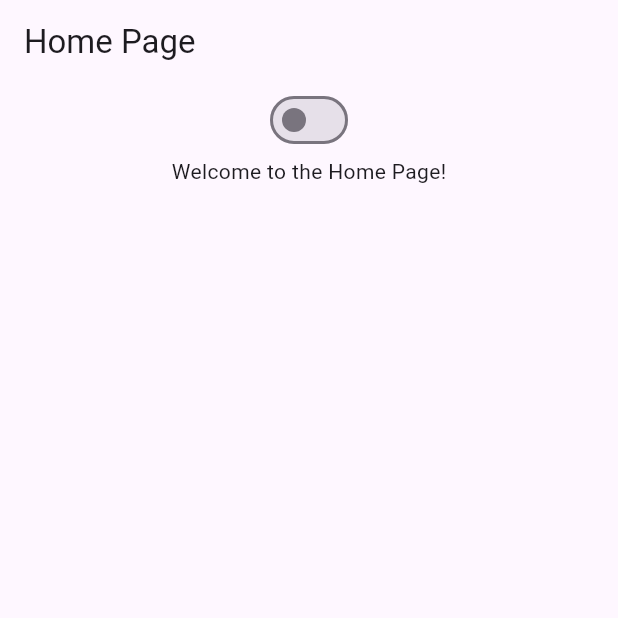
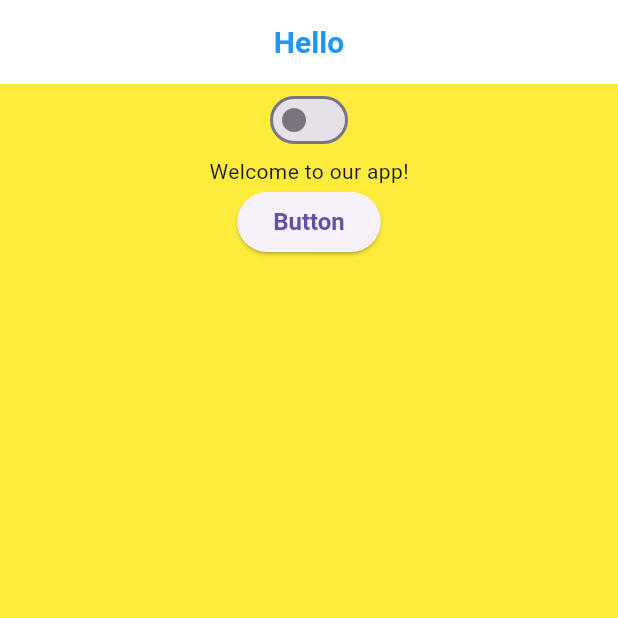
Before and after one commit to Khaled112003/localization, a Flutter app: the screen it shows after launch, on a phone screen of 412 x 824 dp, the top half of it. Run offline on Flutter 3.47's test engine with Material 3 defaults, Android fonts, the phone set to English and light mode, and no system bars; our stand-ins replace flutter_bloc, shared_preferences.

Commit message:
localizatin done

```diff
--- a/lib/global/home.dart
+++ /dev/null
@@ -1,22 +0,0 @@
-import 'package:flutter/material.dart';
-
-class MyHomePage extends StatelessWidget {
-  const MyHomePage({super.key});
-
-  @override
-  Widget build(BuildContext context) {
-    return Scaffold(
-      appBar: AppBar(
-        title: const Text('Home Page'),
-      ),
-      body: Column(
-        children: [
-          Switch(value: false, onChanged: (value) {}),
-          const Center(
-            child: Text('Welcome to the Home Page!'),
-          ),
-        ],
-      ),
-    );
-  }
-}
--- /dev/null
+++ b/lib/global/themes/themes_light.dart
@@ -0,0 +1,33 @@
+
+import 'package:flutter/material.dart';
+import 'package:themes/global/colors/app_colors_light.dart';
+
+ThemeData lightTheme = ThemeData(
+  primaryColor: AppColorsLight.blue,
+
+  brightness: Brightness.light,
+  scaffoldBackgroundColor: AppColorsLight.yellow,
+  appBarTheme: AppBarTheme(
+    backgroundColor: AppColorsLight.white,
+    centerTitle: true,
+    titleTextStyle: TextStyle(
+      color: AppColorsLight.blue,
+
+      fontSize: 20,
+      fontWeight: FontWeight.bold
+    )
+
+  ),
+  elevatedButtonTheme: ElevatedButtonThemeData(
+    style: ElevatedButton.styleFrom(
+
+      textStyle: TextStyle(
+        fontSize: 16,
+        fontWeight: FontWeight.bold,
+      ),
+    ),
+  )
+
+
+
+);
--- /dev/null
+++ b/lib/l10n/intl_ar.arb
@@ -0,0 +1,6 @@
+{
+    "hello": "مرحبا",
+    "welcome": "مرحبًا بك في تطبيقنا!",
+    "goodbye": "مع السلامة",
+    "button": "زر"
+}
--- /dev/null
+++ b/lib/l10n/intl_en.arb
@@ -0,0 +1,6 @@
+{
+  "hello": "Hello",
+  "welcome": "Welcome to our app!",
+  "goodbye": "Goodbye",
+  "button": "Button"
+}
--- a/lib/main.dart
+++ b/lib/main.dart
@@ -1,6 +1,12 @@
 import 'package:flutter/material.dart';
-import 'package:themes/global/home.dart';
+import 'package:flutter_bloc/flutter_bloc.dart';
+import 'package:flutter_localizations/flutter_localizations.dart';
+import 'package:themes/generated/l10n.dart';
+import 'package:themes/global/themes/themes_light.dart';
+import 'package:themes/logic/localization_cubit/localization_cubit.dart';
+import 'package:themes/ui/home.dart';
 
+final String initialLanguage = 'en';
 void main() {
   runApp(const MyApp());
 }
@@ -10,14 +16,25 @@ class MyApp extends StatelessWidget {
 
   @override
   Widget build(BuildContext context) {
-    return MaterialApp(
-      title: 'Flutter Demo',
-      theme: ThemeData(
-
-
-        primarySwatch: Colors.blue,
+    return BlocProvider(
+      create: (context) => LocalizationCubit(),
+      child: BlocBuilder<LocalizationCubit, String>(
+        builder: (context, state) {
+          return MaterialApp(
+            locale: Locale(state),
+            localizationsDelegates: [
+              S.delegate,
+              GlobalMaterialLocalizations.delegate,
+              GlobalWidgetsLocalizations.delegate,
+              GlobalCupertinoLocalizations.delegate,
+            ],
+            supportedLocales: S.delegate.supportedLocales,
+            title: 'Flutter Demo',
+            theme: lightTheme,
+            home: const MyHomePage(),
+          );
+        },
       ),
-      home: const MyHomePage(),
     );
   }
 }
--- /dev/null
+++ b/lib/ui/home.dart
@@ -0,0 +1,35 @@
+import 'package:flutter/material.dart';
+import 'package:flutter_bloc/flutter_bloc.dart';
+import 'package:themes/generated/l10n.dart';
+import 'package:themes/logic/localization_cubit/localization_cubit.dart';
+
+class MyHomePage extends StatelessWidget {
+  const MyHomePage({super.key});
+
+  @override
+  Widget build(BuildContext context) {
+    return Scaffold(
+      appBar: AppBar(
+        title: Text(S.of(context).hello),
+      ),
+      body: BlocBuilder<LocalizationCubit, String>(
+        builder: (context, state) {
+          return Column(
+            children: [
+              Switch(
+                  value: state == 'ar',
+                  onChanged: (value) {
+                    context.read<LocalizationCubit>().toggleLanguage();
+                  }),
+              Center(
+                child: Text(S.of(context).welcome),
+              ),
+              ElevatedButton(
+                  onPressed: () {}, child: Text(S.of(context).button))
+            ],
+          );
+        },
+      ),
+    );
+  }
+}
```
Also changed, not shown: lib/global/colors/app_colors_light.dart (added, +16 -0 lines), lib/logic/localization_cubit/localization_cubit.dart (added, +28 -0 lines), pubspec.yaml (+8 -5 lines), lib/generated/intl/messages_all.dart (added), lib/generated/intl/messages_ar.dart (added), lib/generated/intl/messages_en.dart (added), lib/generated/l10n.dart (added), lib/global/themes/themes_dark.dart (added), pubspec.lock, 2 other files.
